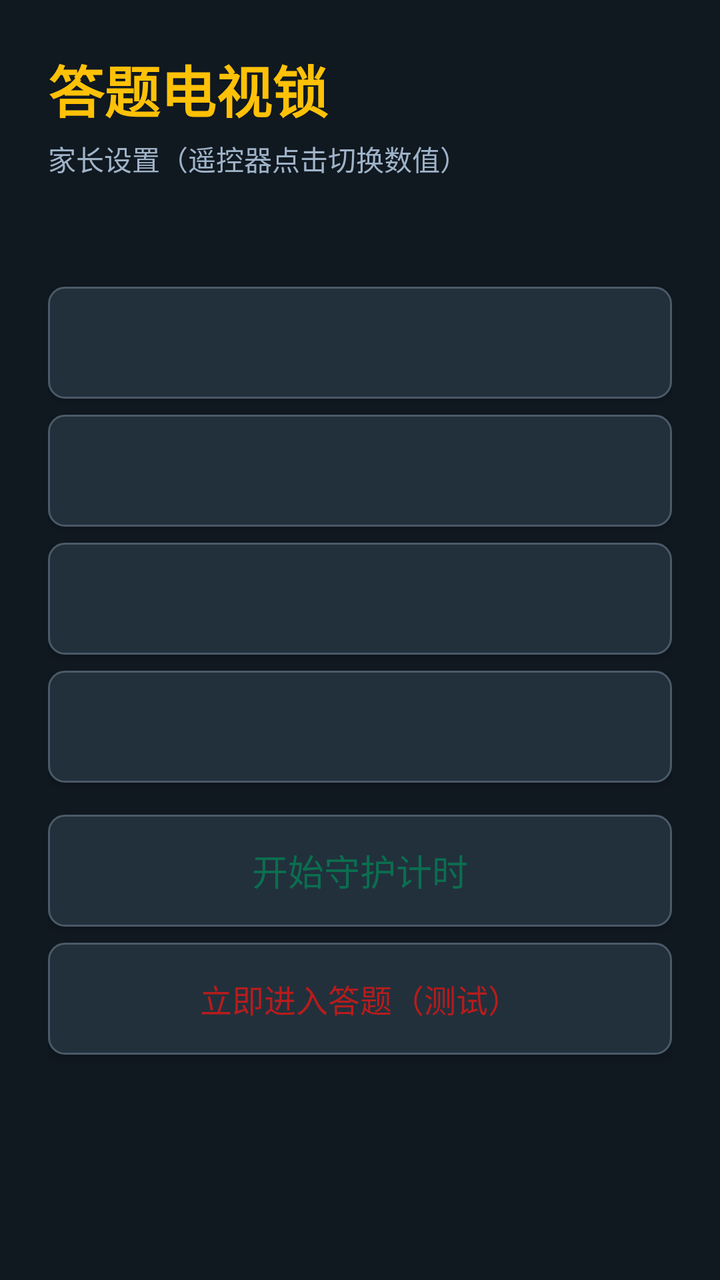
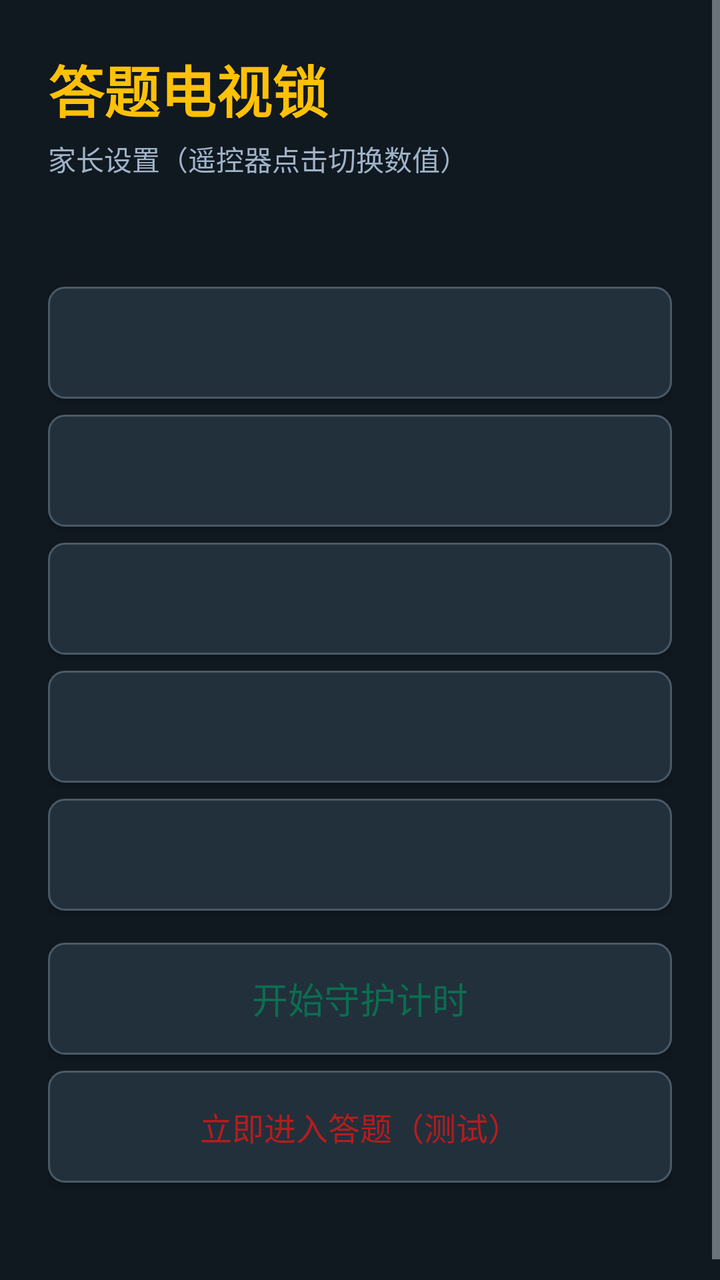

Screens rendered from an Android XML layout before and after an edit, with the pre-edit source and the edit as a unified diff.
<!-- AndroidManifest.xml: application theme android:Theme.DeviceDefault.NoActionBar -->
<!-- res/layout/activity_main.xml -->
<?xml version="1.0" encoding="utf-8"?>
<ScrollView xmlns:android="http://schemas.android.com/apk/res/android"
    android:layout_width="match_parent"
    android:layout_height="match_parent"
    android:background="#101820">

    <LinearLayout
        android:layout_width="match_parent"
        android:layout_height="wrap_content"
        android:orientation="vertical"
        android:padding="24dp">

        <TextView
            android:layout_width="match_parent"
            android:layout_height="wrap_content"
            android:text="@string/app_name"
            android:textColor="#FFC107"
            android:textSize="28sp"
            android:textStyle="bold"
            android:layout_marginBottom="4dp" />

        <TextView
            android:layout_width="match_parent"
            android:layout_height="wrap_content"
            android:text="家长设置（遥控器点击切换数值）"
            android:textColor="#9FB3C8"
            android:textSize="14sp"
            android:layout_marginBottom="16dp" />

        <TextView
            android:id="@+id/statusView"
            android:layout_width="match_parent"
            android:layout_height="wrap_content"
            android:textColor="#8FD14F"
            android:textSize="16sp"
            android:lineSpacingExtra="4dp"
            android:layout_marginBottom="16dp" />

        <Button
            android:id="@+id/btnWatchMinutes"
            android:layout_width="match_parent"
            android:layout_height="56dp"
            android:textSize="16sp"
            android:background="@drawable/btn_option"
            android:textColor="#FFFFFF"
            android:layout_marginBottom="8dp" />

        <Button
            android:id="@+id/btnPerCorrect"
            android:layout_width="match_parent"
            android:layout_height="56dp"
            android:textSize="16sp"
            android:background="@drawable/btn_option"
            android:textColor="#FFFFFF"
            android:layout_marginBottom="8dp" />

        <Button
            android:id="@+id/btnPerRound"
            android:layout_width="match_parent"
            android:layout_height="56dp"
            android:textSize="16sp"
            android:background="@drawable/btn_option"
            android:textColor="#FFFFFF"
            android:layout_marginBottom="8dp" />

        <Button
            android:id="@+id/btnExtraWrong"
            android:layout_width="match_parent"
            android:layout_height="56dp"
            android:textSize="16sp"
            android:background="@drawable/btn_option"
            android:textColor="#FFFFFF"
            android:layout_marginBottom="8dp" />

        <Button
            android:id="@+id/btnStart"
            android:layout_width="match_parent"
            android:layout_height="56dp"
            android:text="开始守护计时"
            android:textSize="18sp"
            android:textColor="#0B6E4F"
            android:background="@drawable/btn_option"
            android:layout_marginTop="8dp"
            android:layout_marginBottom="8dp" />

        <Button
            android:id="@+id/btnTestLock"
            android:layout_width="match_parent"
            android:layout_height="56dp"
            android:text="立即进入答题（测试）"
            android:textSize="16sp"
            android:textColor="#B71C1C"
            android:background="@drawable/btn_option"
            android:layout_marginBottom="16dp" />

        <TextView
            android:id="@+id/webuiTips"
            android:layout_width="match_parent"
            android:layout_height="wrap_content"
            android:textColor="#9FB3C8"
            android:textSize="14sp"
            android:lineSpacingExtra="4dp" />

    </LinearLayout>
</ScrollView>
<!-- resources referenced by this layout -->
<resources>
  <!-- drawable btn_option (drawable) -->
  <?xml version="1.0" encoding="utf-8"?>
  <selector xmlns:android="http://schemas.android.com/apk/res/android">
      <item android:state_focused="true">
          <shape android:shape="rectangle">
              <solid android:color="#FFC107" />
              <corners android:radius="8dp" />
          </shape>
      </item>
      <item android:state_pressed="true">
          <shape android:shape="rectangle">
              <solid android:color="#2E4053" />
              <corners android:radius="8dp" />
          </shape>
      </item>
      <item>
          <shape android:shape="rectangle">
              <solid android:color="#22303C" />
              <corners android:radius="8dp" />
              <stroke android:width="1dp" android:color="#4A5A68" />
          </shape>
      </item>
  </selector>
  <string name="app_name">答题电视锁</string>
</resources>

<!-- the commit's change to res/layout/activity_main.xml (unified diff, before → after) -->
@@ -73,6 +73,15 @@
             android:layout_marginBottom="8dp" />
 
         <Button
+            android:id="@+id/btnProtect"
+            android:layout_width="match_parent"
+            android:layout_height="56dp"
+            android:textSize="16sp"
+            android:background="@drawable/btn_option"
+            android:textColor="#FFFFFF"
+            android:layout_marginBottom="8dp" />
+
+        <Button
             android:id="@+id/btnStart"
             android:layout_width="match_parent"
             android:layout_height="56dp"
